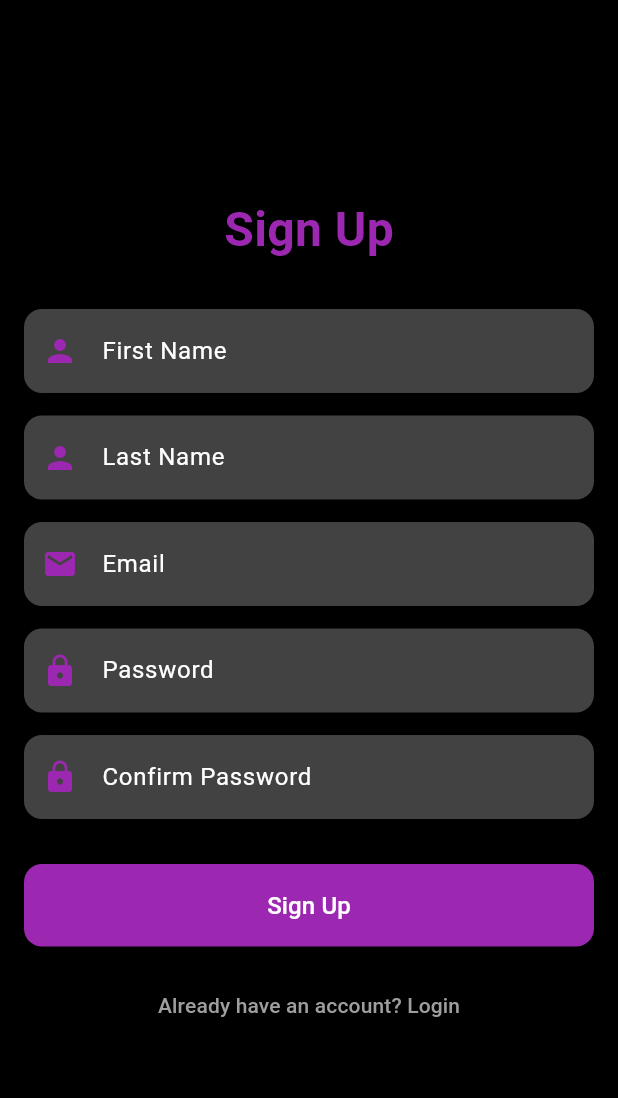
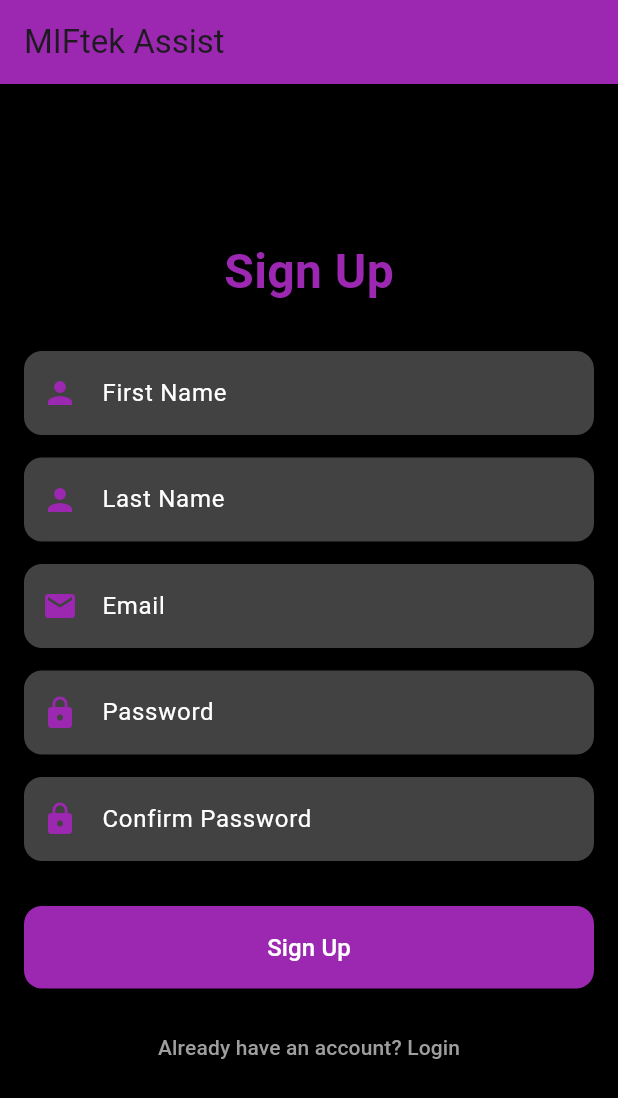
Before and after one commit to isheikh8492/MIFtek_Assist, a Flutter app: the screen it shows after launch, after a tap on "Don't have an account? Sign up", on a phone screen of 412 x 824 dp. Shown: the top 1098 px of the screen. Run offline on Flutter 3.47's test engine with Material 3 defaults, Android fonts, the phone set to English and light mode, and no system bars; our stand-ins replace cloud_firestore, firebase_auth, firebase_core, shared_preferences; accounts and stored records are empty; network calls fail.

Commit message:
added appbar in login and signup pages

```diff
--- a/lib/main.dart
+++ b/lib/main.dart
@@ -1,7 +1,7 @@
 import 'package:flutter/material.dart';
 import 'package:firebase_core/firebase_core.dart';
 import 'firebase_options.dart';
-import './screens/login_screen.dart';
+import './screens/auth_screen.dart';
 
 Future<void> main() async {
   WidgetsFlutterBinding.ensureInitialized();
@@ -26,7 +26,7 @@ class MyApp extends StatelessWidget {
         brightness: Brightness.dark,
       ),
       themeMode: ThemeMode.system,
-      home: LoginScreen(),
+      home: AuthScreen(),
     );
   }
 }
--- /dev/null
+++ b/lib/screens/auth_screen.dart
@@ -0,0 +1,32 @@
+import 'package:flutter/material.dart';
+import './login_screen.dart';
+import './signup_screen.dart';
+
+class AuthScreen extends StatefulWidget {
+  @override
+  _AuthScreenState createState() => _AuthScreenState();
+}
+
+class _AuthScreenState extends State<AuthScreen> {
+  bool showLogin = true;
+
+  void toggleScreens() {
+    setState(() {
+      showLogin = !showLogin;
+    });
+  }
+
+  @override
+  Widget build(BuildContext context) {
+    return Scaffold(
+      appBar: AppBar(
+        title: const Text('MIFtek Assist'),
+        backgroundColor: Colors.purple,
+      ),
+      backgroundColor: Colors.black,
+      body: showLogin
+          ? LoginScreen(onSignUpClicked: toggleScreens)
+          : SignUpScreen(onLoginClicked: toggleScreens),
+    );
+  }
+}
--- a/lib/screens/login_screen.dart
+++ b/lib/screens/login_screen.dart
@@ -8,14 +8,13 @@ import './main_page.dart';
 class LoginScreen extends StatelessWidget {
   final TextEditingController emailController = TextEditingController();
   final TextEditingController passwordController = TextEditingController();
+  final VoidCallback onSignUpClicked;
 
-  LoginScreen({Key? key}) : super(key: key);
+  LoginScreen({super.key, required this.onSignUpClicked});
 
   @override
   Widget build(BuildContext context) {
-    return Scaffold(
-      backgroundColor: Colors.black,
-      body: Center(
+    return Center(
       child: SingleChildScrollView(
         child: Padding(
           padding: const EdgeInsets.all(16.0),
@@ -78,14 +77,7 @@ class LoginScreen extends StatelessWidget {
                         ),
                         const SizedBox(height: 15),
                         TextButton(
-                            onPressed: () {
-                              // Navigate to the SignUp screen
-                              Navigator.push(
-                                context,
-                                MaterialPageRoute(
-                                    builder: (context) => SignUpScreen()),
-                              );
-                            },
+                          onPressed: onSignUpClicked,
                           child: const Text(
                             "Don't have an account? Sign up",
                             style: TextStyle(
@@ -100,7 +92,6 @@ class LoginScreen extends StatelessWidget {
                 ],
               );
             },
-            ),
           ),
         ),
       ),
--- a/lib/screens/main_page.dart
+++ b/lib/screens/main_page.dart
@@ -249,6 +249,7 @@ class MainPageState extends State<MainPage> with TickerProviderStateMixin {
     return Scaffold(
       appBar: AppBar(
         title: const Text('MIFtek Assist'),
+        backgroundColor: Colors.purple,
         bottom: _buildTabBar(),
         actions: [
           IconButton(
@@ -347,7 +348,7 @@ class MainPageState extends State<MainPage> with TickerProviderStateMixin {
                                 child: Container(
                                   padding: const EdgeInsets.symmetric(horizontal: 12, vertical: 6),
                                   decoration: BoxDecoration(
-                                    color: Colors.deepPurple[400],
+                                    color: Colors.deepPurple[800],
                                     borderRadius: BorderRadius.circular(20),
                                   ),
                                   child: const Text(
@@ -417,7 +418,7 @@ class MainPageState extends State<MainPage> with TickerProviderStateMixin {
           border: const OutlineInputBorder(),
         ),
         onSubmitted: (value) {
-          _addNewTopic(value, _loggedInUserId!);
+          _addNewTopic(value, _loggedInUserId);
         },
       ),
     );
--- a/lib/screens/signup_screen.dart
+++ b/lib/screens/signup_screen.dart
@@ -3,6 +3,7 @@ import 'package:firebase_auth/firebase_auth.dart';
 import 'package:cloud_firestore/cloud_firestore.dart';
 import 'package:shared_preferences/shared_preferences.dart';
 import './login_screen.dart';
+import 'auth_screen.dart';
 
 class SignUpScreen extends StatelessWidget {
   final TextEditingController firstNameController = TextEditingController();
@@ -11,8 +12,9 @@ class SignUpScreen extends StatelessWidget {
   final TextEditingController passwordController = TextEditingController();
   final TextEditingController confirmPasswordController =
       TextEditingController();
+  final VoidCallback onLoginClicked;
 
-  SignUpScreen({super.key});
+  SignUpScreen({super.key, required this.onLoginClicked});
 
   // Key for storing the next available ID in SharedPreferences
   static const String nextIdKey = 'next_user_id';
@@ -31,9 +33,7 @@ class SignUpScreen extends StatelessWidget {
 
   @override
   Widget build(BuildContext context) {
-    return Scaffold(
-      backgroundColor: Colors.black,
-      body: Center(
+    return Center(
       child: SingleChildScrollView(
         child: Padding(
           padding: const EdgeInsets.all(16.0),
@@ -108,21 +108,14 @@ class SignUpScreen extends StatelessWidget {
                             },
                             child: const Text(
                               'Sign Up',
-                                style: TextStyle(
-                                    fontSize: 16, color: Colors.white),
+                              style:
+                                  TextStyle(fontSize: 16, color: Colors.white),
                             ),
                           ),
                         ),
                         const SizedBox(height: 15),
                         TextButton(
-                            onPressed: () {
-                              // Navigate to login screen
-                              Navigator.push(
-                                context,
-                                MaterialPageRoute(
-                                    builder: (context) => LoginScreen()),
-                              );
-                            },
+                          onPressed: onLoginClicked,
                           child: const Text(
                             'Already have an account? Login',
                             style: TextStyle(
@@ -137,7 +130,6 @@ class SignUpScreen extends StatelessWidget {
                 ],
               );
             },
-            ),
           ),
         ),
       ),
@@ -203,11 +195,17 @@ class SignUpScreen extends StatelessWidget {
       // Increment the ID and update storage
       await saveNextIdToStorage(currentId + 1);
 
-      // Redirect to the login screen after successful sign-up
       Navigator.pushReplacement(
         context,
-        MaterialPageRoute(builder: (context) => LoginScreen()),
+        MaterialPageRoute(
+            builder: (context) => LoginScreen(onSignUpClicked: () {
+                  Navigator.pushReplacement(
+                    context,
+                    MaterialPageRoute(builder: (context) => AuthScreen()),
                   );
+                })),
+      );
+
     } catch (e) {
       // Show an error message if sign-up fails
       ScaffoldMessenger.of(context).showSnackBar(
--- a/lib/services/database_service.dart
+++ b/lib/services/database_service.dart
@@ -1,7 +1,5 @@
-import 'package:flutter/material.dart';
 import 'package:cloud_firestore/cloud_firestore.dart';
 import 'package:miftek_assist/models/precudure.dart';
-
 import '../models/topic.dart';
 
 
```
Also changed, not shown: 1 other file. Lines whose indentation alone changed are shown as unchanged.
